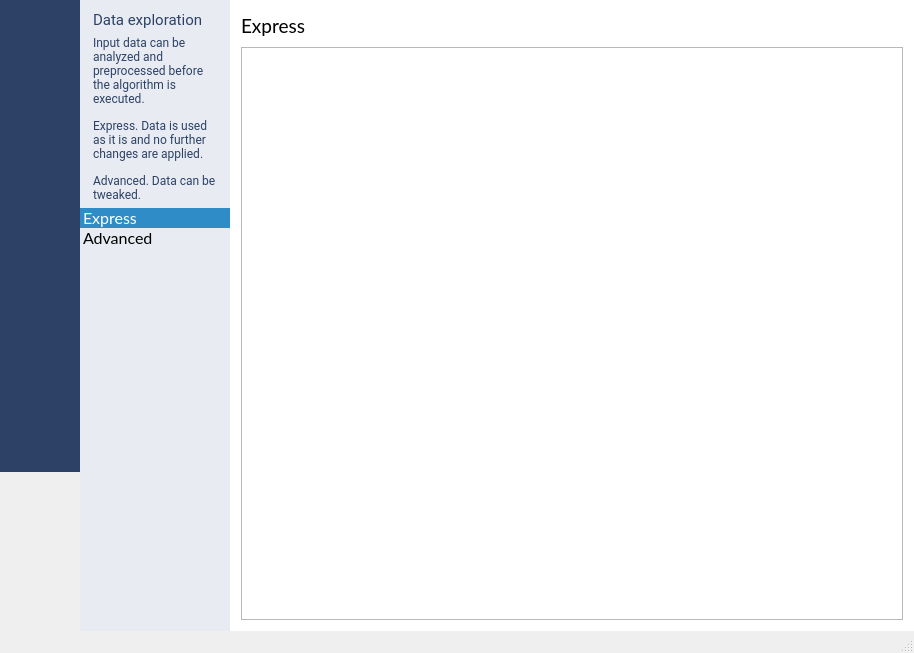
Before: the Qt Designer form source/mainwidget.ui in emigdioz/LeafGP, drawn with Qt 5.
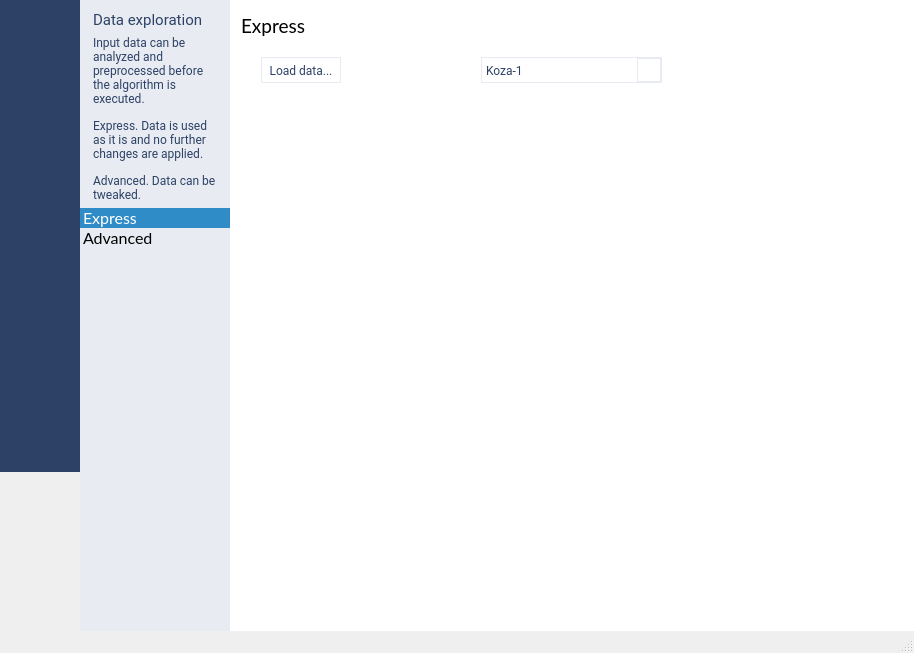
After: the same form once the commit is applied. Icons and pictures are not drawn.

The edit to the form file:
```diff
--- a/source/mainwidget.ui
+++ b/source/mainwidget.ui
@@ -209,71 +209,120 @@
     <item row="0" column="1">
      <widget class="QStackedWidget" name="stackedWidget">
       <property name="styleSheet">
-       <string notr="true">QWidget#pageData
-{
+       <string notr="true">QWidget#pageData {
 	background: rgb(232,236,242);
 }
 
-QWidget#pageDataSimple
-{
+QWidget#pageDataSimple {
 	background: rgb(255,255,255);
 }
 
-QWidget#pageDataAdvanced
-{
+QWidget#pageDataAdvanced {
 	background: rgb(255,255,255);
 }
 
-QWidget#pageSetup
-{
+QWidget#pageSetup {
 	background: rgb(232,236,242);
 }
 
-QWidget#pageSetupSimple
-{
+QWidget#pageSetupSimple {
 	background: rgb(255,255,255);
 }
 
-QWidget#pageSetupAdvanced
-{
+QWidget#pageSetupAdvanced {
 	background: rgb(255,255,255);
 }
 
-QWidget#pageGP
-{
+QWidget#pageGP {
 	background: rgb(232,236,242);
 }
 
-QWidget#pageGPSimple
-{
+QWidget#pageGPSimple {
 	background: rgb(255,255,255);
 }
 
-QWidget#pageGPAdvanced
-{
+QWidget#pageGPAdvanced {
 	background: rgb(255,255,255);
 }
 
-QWidget#pageResults
-{
+QWidget#pageResults {
 	background: rgb(232,236,242);
 }
 
-QWidget#pageResultsSimple
-{
+QWidget#pageResultsSimple {
 	background: rgb(255,255,255);
 }
 
-QWidget#pageResultsAdvanced
-{
+QWidget#pageResultsAdvanced {
 	background: rgb(255,255,255);
 }
 
-QWidget#pageResultsReport
-{
+QWidget#pageResultsReport {
 	background: rgb(255,255,255);
 }
-</string>
+
+QPushButton {
+	border-style: solid;
+	border-width: 1px;
+	border-color: rgb(232,236,242);
+	font-family: Roboto;
+	font-weight: light;
+	font-size: 9pt;
+	color: rgb(45,65,102);
+}
+
+QPushButton:hover {
+	border-style: solid;
+	border-width: 1px;
+	border-color: rgb(232,236,242);
+	background-color: rgb(232,236,242);
+	color: rgb(45,65,102);
+}
+
+QPushButton:pressed {
+	border-style: solid;
+	border-width: 1px;
+	border-color: rgb(45,65,102);
+	background-color: rgb(182,194,214);
+	color: rgb(45,65,102);
+}
+
+QComboBox {
+	border-style: solid;
+	border-width: 1px;
+	border-color: rgb(232,236,242);
+	font-family: Roboto;
+	font-weight: light;
+	font-size: 9pt;
+	color: rgb(45,65,102);
+}
+
+QComboBox:on {
+    padding-top: 3px;
+    padding-left: 4px;
+}
+
+QComboBox::drop-down {
+	subcontrol-origin: padding;
+    subcontrol-position: top right;
+    width: 22px;	
+    border-style: solid;
+	border-width: 1px;
+	border-color: rgb(232,236,242);
+}
+
+QComboBox::down-arrow:hover {
+	image: url(:/icons/resources/images/downarrow_hover.png);
+}
+
+QComboBox::down-arrow {
+	image: url(:/icons/resources/images/downarrow.png);
+}
+
+QComboBox::down-arrow:on { 
+    top: 1px;
+    left: 1px;
+}</string>
       </property>
       <property name="currentIndex">
        <number>0</number>
@@ -451,11 +500,55 @@
               <item>
                <widget class="QFrame" name="frame_2">
                 <property name="frameShape">
-                 <enum>QFrame::StyledPanel</enum>
+                 <enum>QFrame::NoFrame</enum>
                 </property>
                 <property name="frameShadow">
                  <enum>QFrame::Raised</enum>
                 </property>
+                <widget class="QPushButton" name="pushButton">
+                 <property name="geometry">
+                  <rect>
+                   <x>20</x>
+                   <y>10</y>
+                   <width>80</width>
+                   <height>26</height>
+                  </rect>
+                 </property>
+                 <property name="text">
+                  <string>Load data...</string>
+                 </property>
+                 <property name="flat">
+                  <bool>false</bool>
+                 </property>
+                </widget>
+                <widget class="QComboBox" name="comboBox">
+                 <property name="geometry">
+                  <rect>
+                   <x>240</x>
+                   <y>10</y>
+                   <width>181</width>
+                   <height>26</height>
+                  </rect>
+                 </property>
+                 <property name="frame">
+                  <bool>true</bool>
+                 </property>
+                 <item>
+                  <property name="text">
+                   <string>Koza-1</string>
+                  </property>
+                 </item>
+                 <item>
+                  <property name="text">
+                   <string>Koza-2</string>
+                  </property>
+                 </item>
+                 <item>
+                  <property name="text">
+                   <string>Koza-3</string>
+                  </property>
+                 </item>
+                </widget>
                </widget>
               </item>
              </layout>
```
